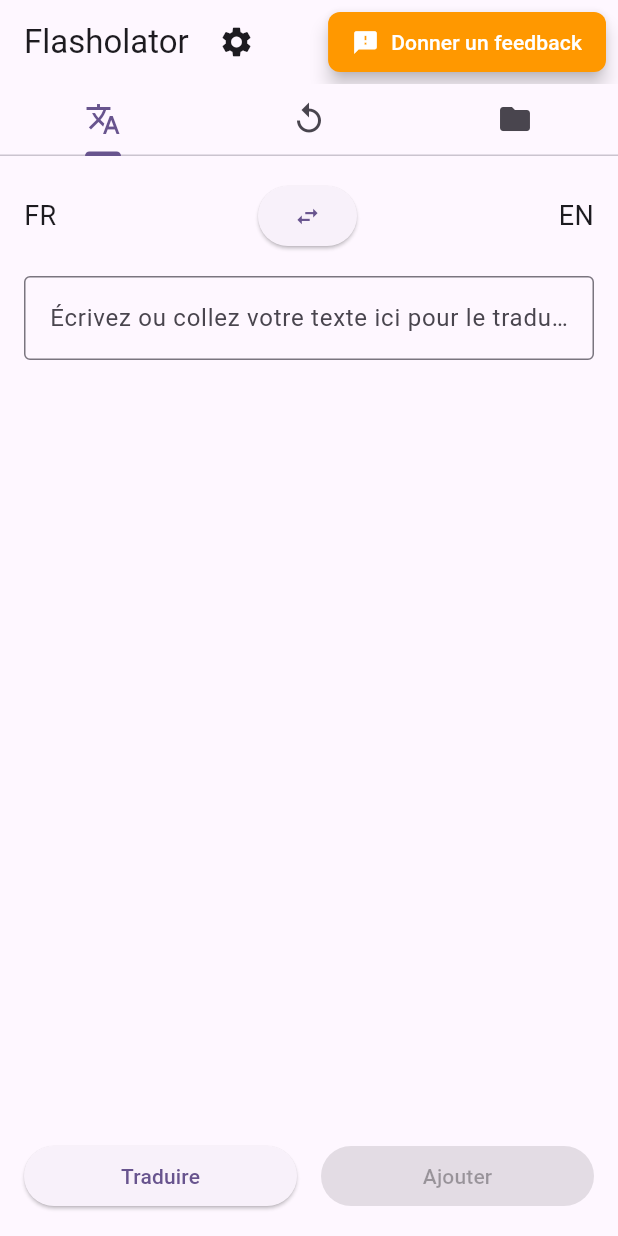
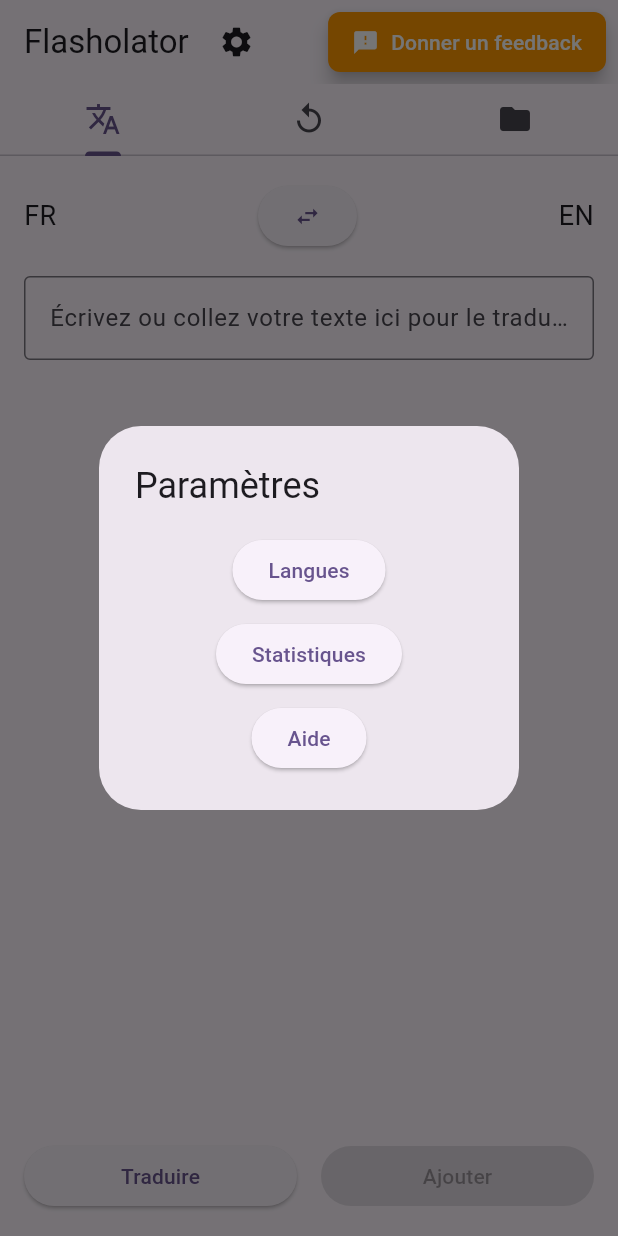
Before and after one commit to felix1801/Flasholator, a Flutter app: the screen it shows after launch, after a tap on the "settings" icon, on a phone screen of 412 x 824 dp. Run offline on Flutter 3.47's test engine with Material 2 defaults, Android fonts, the phone set to English and light mode, and no system bars; our stand-ins replace flutter_dotenv, permission_handler, sqflite_common_ffi; accounts and stored records are empty.

Commit message:
Add parameters dialog box with 3 options : langues, stats and help

```diff
--- a/lib/home_page.dart
+++ b/lib/home_page.dart
@@ -73,6 +73,46 @@ class _HomePageState extends State<HomePage> {
     }
   }
 
+  void _openSettings() {
+    // Open the settings dialog box with lang selecter button and stats button
+    showDialog(
+      context: context,
+      builder: (BuildContext context) {
+        return AlertDialog(
+          title: const Text('Paramètres'),
+          content: Column(
+            mainAxisSize: MainAxisSize.min,
+            children: [
+              ElevatedButton(
+                onPressed: () {
+                  Navigator.pop(context);
+                  Navigator.pushNamed(context, '/settings');
+                },
+                child: const Text('Langues'),
+              ),
+              const SizedBox(height: 8),
+              ElevatedButton(
+                onPressed: () {
+                  Navigator.pop(context);
+                  Navigator.pushNamed(context, '/stats');
+                },
+                child: const Text('Statistiques'),
+              ),
+              const SizedBox(height: 8),
+              ElevatedButton(
+                onPressed: () {
+                  Navigator.pop(context);
+                  Navigator.pushNamed(context, '/help');
+                },
+                child: const Text('Aide'),
+              ),
+            ],
+          ),
+        );
+      },
+    );
+  }
+
   @override
   Widget build(BuildContext context) {
     return DefaultTabController(
@@ -93,7 +133,7 @@ class _HomePageState extends State<HomePage> {
               IconButton(
                 icon: Icon(Icons.settings),
                 onPressed: () {
-            // Add your settings button logic here
+                  _openSettings();
                 },
               ),
             ],
```
Lines whose indentation alone changed are shown as unchanged.
